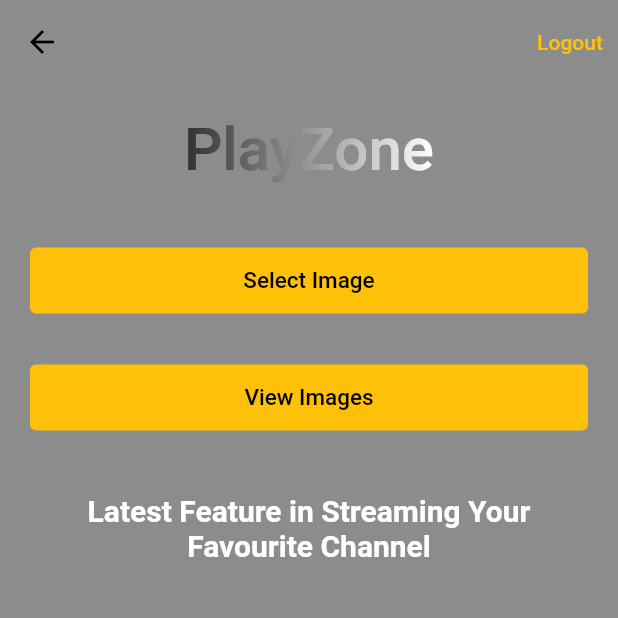
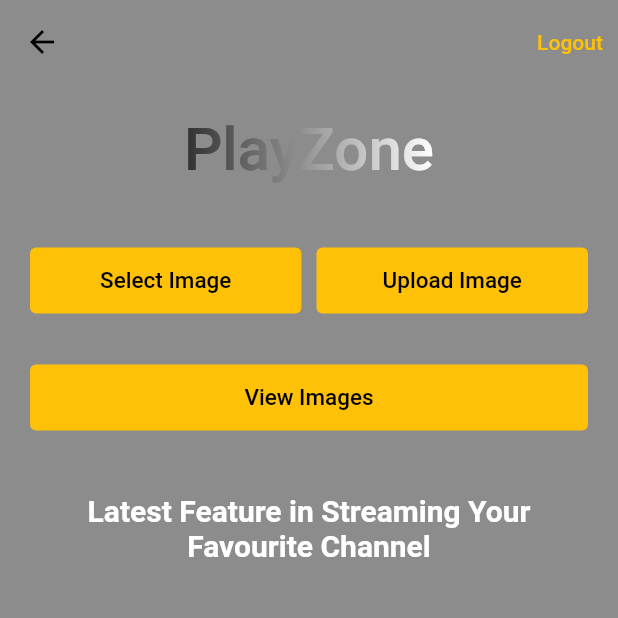
Before and after one commit to AravindhIppili/flutter_amplify, a Flutter app: the HomeVideo screen opened directly, on a phone screen of 412 x 824 dp, the top half of it. Run offline on Flutter 3.47's test engine with Material 2 defaults, Android fonts, the phone set to English and light mode, and no system bars; drawn by our look-alikes of simple_gradient_text; our stand-ins replace flutter_riverpod, image_picker, riverpod; missing offline and left inert: amplify_auth_cognito, amplify_flutter, amplify_storage_s3.

Commit message:
feat: image upload

```diff
--- a/lib/main.dart
+++ b/lib/main.dart
@@ -1,5 +1,6 @@
 import 'package:amplify_auth_cognito/amplify_auth_cognito.dart';
 import 'package:amplify_flutter/amplify.dart';
+import 'package:amplify_storage_s3/amplify_storage_s3.dart';
 import 'package:aws_auth/amplifyconfiguration.dart';
 import 'package:aws_auth/provider.dart';
 import 'package:aws_auth/screens/components/loading.dart';
@@ -29,7 +30,7 @@ class _MyAppState extends State<MyApp> {
   }
 
   Future<void> _configureAmplify() async {
-    await Amplify.addPlugins([AmplifyAuthCognito()]);
+    await Amplify.addPlugins([AmplifyAuthCognito(), AmplifyStorageS3()]);
     await Amplify.configure(amplifyconfig);
     setState(() {
       _amplifyConfigured = true;
--- a/lib/screens/home_video.dart
+++ b/lib/screens/home_video.dart
@@ -5,6 +5,7 @@ import 'package:aws_auth/provider.dart';
 import 'package:aws_auth/screens/components/loading.dart';
 import 'package:aws_auth/screens/view_images.dart';
 import 'package:aws_auth/services/auth.dart';
+import 'package:aws_auth/services/upload_file.dart';
 import 'package:flutter/material.dart';
 import 'package:flutter_riverpod/flutter_riverpod.dart';
 import 'package:image_picker/image_picker.dart';
@@ -69,7 +70,7 @@ class _HomeVideoState extends State<HomeVideo> {
                         ),
                       ),
                     ),
-                    SizedBox(height:30),
+                    SizedBox(height: 30),
                     if (image != null)
                       Container(
                         padding: EdgeInsets.all(3),
@@ -78,13 +79,17 @@ class _HomeVideoState extends State<HomeVideo> {
                           File(image!.path),
                         ),
                       ),
-                    SizedBox(height:10),
-                    Container(
+                    SizedBox(height: 10),
+                    Row(
+                      children: [
+                        Expanded(
+                          child: Container(
                             child: TextButton(
                               onPressed: () async {
                                 final ImagePicker _picker = ImagePicker();
                                 final XFile? img = await _picker.pickImage(
                                     source: ImageSource.gallery,
+                                    imageQuality: 100,
                                     maxHeight:
                                         MediaQuery.of(context).size.height / 2);
                                 setState(() {
@@ -93,12 +98,12 @@ class _HomeVideoState extends State<HomeVideo> {
                               },
                               child: Container(
                                 padding: EdgeInsets.all(5),
-                          width: double.infinity,
                                 alignment: Alignment.center,
                                 child: Text(
                                   "Select Image",
                                   style: TextStyle(
-                                color: Colors.black, fontSize: kDefFontSize),
+                                      color: Colors.black,
+                                      fontSize: kDefFontSize),
                                 ),
                               ),
                               style: ButtonStyle(
@@ -106,6 +111,44 @@ class _HomeVideoState extends State<HomeVideo> {
                                     MaterialStateProperty.all(Colors.amber),
                               ),
                             ),
+                          ),
+                        ),
+                        SizedBox(
+                          width: 10,
+                        ),
+                        Expanded(
+                          child: Container(
+                            child: TextButton(
+                              onPressed: () async {
+                                if (image != null) {
+                                  setState(() {
+                                    _isLoading = true;
+                                  });
+                                  await Storage().uploadFile(File(image!.path));
+                                  setState(() {
+                                    image = null;
+                                    _isLoading = false;
+                                  });
+                                }
+                              },
+                              child: Container(
+                                padding: EdgeInsets.all(5),
+                                alignment: Alignment.center,
+                                child: Text(
+                                  "Upload Image",
+                                  style: TextStyle(
+                                      color: Colors.black,
+                                      fontSize: kDefFontSize),
+                                ),
+                              ),
+                              style: ButtonStyle(
+                                backgroundColor:
+                                    MaterialStateProperty.all(Colors.amber),
+                              ),
+                            ),
+                          ),
+                        ),
+                      ],
                     ),
                     SizedBox(
                       height: 30,
--- a/pubspec.yaml
+++ b/pubspec.yaml
@@ -26,8 +26,12 @@ dependencies:
 
   amplify_flutter: ^0.2.0
   amplify_auth_cognito: ^0.2.0
+  amplify_storage_s3:
+
   flutter_riverpod:
   image_picker: ^0.8.2
+
+
   # The following adds the Cupertino Icons font to your application.
   # Use with the CupertinoIcons class for iOS style icons.
   cupertino_icons: ^1.0.2
```
Also changed, not shown: lib/screens/view_images.dart (+66 -9 lines), lib/services/auth.dart (+11 -5 lines), lib/services/upload_file.dart (added, +16 -0 lines), lib/services/user.dart (added, +11 -0 lines), pubspec.lock. Lines whose indentation alone changed are shown as unchanged.
